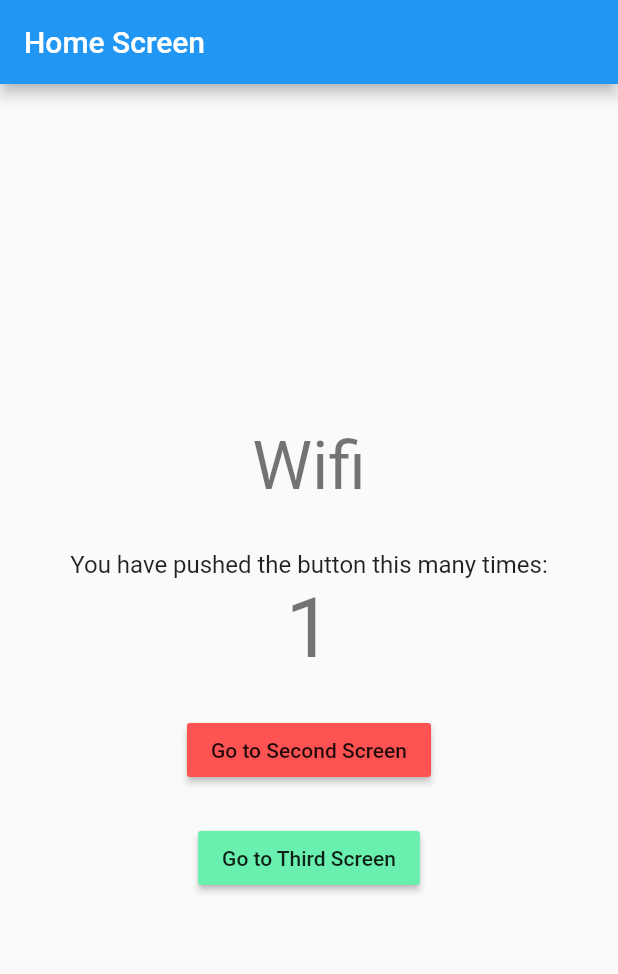
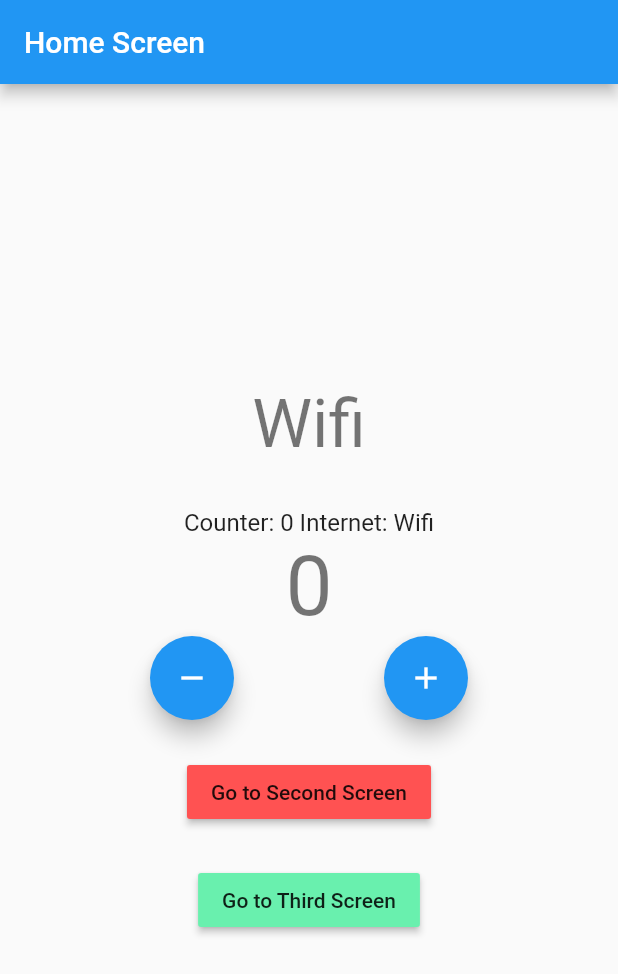
Before and after one commit to Hazix00/flutter_counter_with_bloc, a Flutter app: the screen it shows after launch, on a phone screen of 412 x 824 dp. Shown: the top 974 px of the screen. Run offline on Flutter 3.47's test engine with Material 2 defaults, Android fonts, the phone set to English and light mode, and no system bars; our stand-ins replace bloc, connectivity_plus, equatable, flutter_bloc.

Commit message:
implementing context.watch for the counter and internet states

```diff
--- a/lib/logic/cubit/counter_cubit.dart
+++ b/lib/logic/cubit/counter_cubit.dart
@@ -1,35 +1,10 @@
-import 'dart:async';
-
 import 'package:equatable/equatable.dart';
 import 'package:flutter_bloc/flutter_bloc.dart';
-import 'package:flutter_counter_with_bloc/constants/enums.dart';
-import 'package:flutter_counter_with_bloc/logic/cubit/internet/internet_cubit.dart';
 
 part 'counter_state.dart';
 
 class CounterCubit extends Cubit<CounterState> {
-  late InternetCubit internetCubit;
-  late StreamSubscription internetScreenSubscrition;
-  CounterCubit({required this.internetCubit})
-      : super(CounterState(counterValue: 0)) {
-    monitorInternetCubit();
-  }
-
-  void monitorInternetCubit() {
-    internetScreenSubscrition = internetCubit.stream.listen((internetState) {
-      if (internetState is InternetConnected) {
-        switch (internetState.connectionType) {
-          case ConnectionType.wifi:
-            increment();
-            break;
-          case ConnectionType.mobile:
-            decrement();
-            break;
-          default:
-        }
-      }
-    });
-  }
+  CounterCubit() : super(CounterState(counterValue: 0));
 
   void increment() => emit(
         CounterState(
@@ -43,10 +18,4 @@ class CounterCubit extends Cubit<CounterState> {
           wasIncremented: false,
         ),
       );
-
-  @override
-  Future<void> close() {
-    internetScreenSubscrition.cancel();
-    return super.close();
-  }
 }
--- a/lib/logic/cubit/internet/internet_state.dart
+++ b/lib/logic/cubit/internet/internet_state.dart
@@ -12,7 +12,7 @@ class InternetLoading extends InternetState {}
 class InternetConnected extends InternetState {
   final ConnectionType connectionType;
 
-  InternetConnected({required this.connectionType});
+  const InternetConnected({required this.connectionType});
 }
 
 class InternetDisconnected extends InternetState {}
--- a/lib/main.dart
+++ b/lib/main.dart
@@ -31,8 +31,7 @@ class MyApp extends StatelessWidget {
           create: (context) => InternetCubit(connectivity: connectivity),
         ),
         BlocProvider(
-          create: (context) => CounterCubit(
-              internetCubit: BlocProvider.of<InternetCubit>(context)),
+          create: (context) => CounterCubit(),
         ),
       ],
       child: MaterialApp(
--- a/lib/presentation/screens/home_screen.dart
+++ b/lib/presentation/screens/home_screen.dart
@@ -48,9 +48,28 @@ class _HomeScreenState extends State<HomeScreen> {
               },
             ),
             const SizedBox(height: 30),
-            Text(
-              'You have pushed the button this many times:',
-              style: Theme.of(context).textTheme.subtitle1,
+            Builder(
+              builder: (context) {
+                final counterState = context.watch<CounterCubit>().state;
+                final internetState = context.watch<InternetCubit>().state;
+                final counterValue = counterState.counterValue.toString();
+                var connectionTypeText = '';
+                switch (internetState.runtimeType) {
+                  case InternetConnected:
+                    connectionTypeText = (internetState as InternetConnected)
+                        .connectionType
+                        .enumToString();
+                    break;
+                  case InternetDisconnected:
+                    connectionTypeText = 'Disconnected';
+                    break;
+                  default:
+                }
+                return Text(
+                  'Counter: $counterValue Internet: $connectionTypeText',
+                  style: Theme.of(context).textTheme.subtitle1,
+                );
+              },
             ),
             BlocConsumer<CounterCubit, CounterState>(
               listener: (context, state) {
@@ -71,27 +90,27 @@ class _HomeScreenState extends State<HomeScreen> {
                 );
               },
             ),
-            // Row(
-            //   mainAxisAlignment: MainAxisAlignment.spaceEvenly,
-            //   children: [
-            //     FloatingActionButton(
-            //       onPressed: () {
-            //         BlocProvider.of<CounterCubit>(context).decrement();
-            //       },
-            //       tooltip: 'Decrement',
-            //       heroTag: 'Decrement',
-            //       child: const Icon(Icons.remove),
-            //     ),
-            //     FloatingActionButton(
-            //       onPressed: () {
-            //         BlocProvider.of<CounterCubit>(context).increment();
-            //       },
-            //       tooltip: 'Increment',
-            //       heroTag: 'Increment',
-            //       child: const Icon(Icons.add),
-            //     ),
-            //   ],
-            // ),
+            Row(
+              mainAxisAlignment: MainAxisAlignment.spaceEvenly,
+              children: [
+                FloatingActionButton(
+                  onPressed: () {
+                    BlocProvider.of<CounterCubit>(context).decrement();
+                  },
+                  tooltip: 'Decrement',
+                  heroTag: 'Decrement',
+                  child: const Icon(Icons.remove),
+                ),
+                FloatingActionButton(
+                  onPressed: () {
+                    BlocProvider.of<CounterCubit>(context).increment();
+                  },
+                  tooltip: 'Increment',
+                  heroTag: 'Increment',
+                  child: const Icon(Icons.add),
+                ),
+              ],
+            ),
             const SizedBox(
               height: 24,
             ),
```
